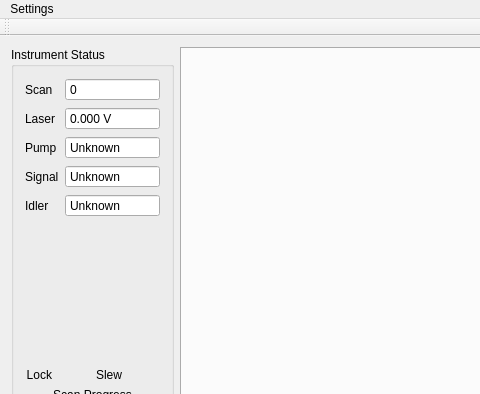
kncrabtree/nicerohms, file mainwindow.ui: the form before one commit; both pictures show x 0 to 480 and y 0 to 394 of the 748 by 477 pixel window.
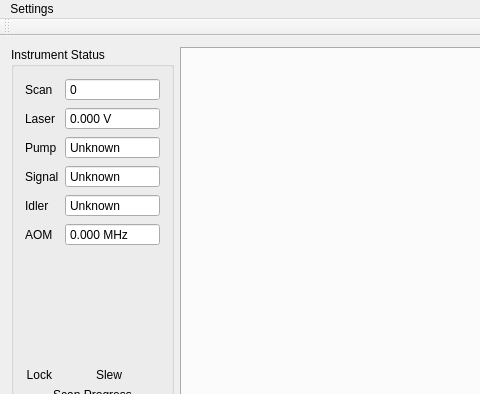
The form after the commit. Custom widgets are drawn as their Qt base class.

Commit message: Added AOM frequency display

What changed in the file:
```diff
--- a/mainwindow.ui
+++ b/mainwindow.ui
@@ -150,6 +150,32 @@
            </property>
           </widget>
          </item>
+         <item row="5" column="0">
+          <widget class="QLabel" name="aomLabel">
+           <property name="text">
+            <string>AOM</string>
+           </property>
+          </widget>
+         </item>
+         <item row="5" column="1">
+          <widget class="QDoubleSpinBox" name="aomDoubleSpinBox">
+           <property name="readOnly">
+            <bool>true</bool>
+           </property>
+           <property name="buttonSymbols">
+            <enum>QAbstractSpinBox::NoButtons</enum>
+           </property>
+           <property name="suffix">
+            <string> MHz</string>
+           </property>
+           <property name="decimals">
+            <number>3</number>
+           </property>
+           <property name="maximum">
+            <double>1000.000000000000000</double>
+           </property>
+          </widget>
+         </item>
         </layout>
        </item>
        <item>
```
The commit also changes 2 other files.
